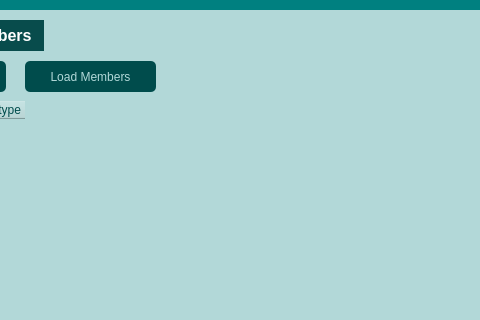
The window that mainwindow.ui (schwei322/CS1C-Project2) describes before a commit, drawn with Qt 5; both pictures show x 405 to 885 and y 0 to 320 of the 1280 by 800 pixel window.
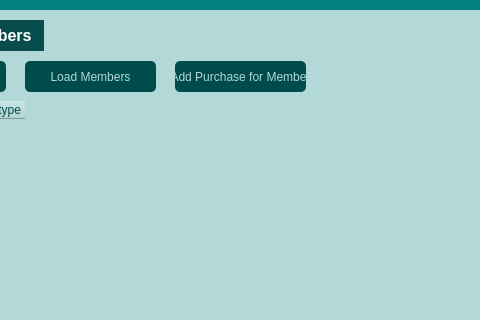
The same window after the commit.

Commit message: Add Purchase Functionality Created

The edit to the form file:
```diff
--- a/mainwindow.ui
+++ b/mainwindow.ui
@@ -765,6 +765,32 @@
          <string>Delete Member</string>
         </property>
        </widget>
+       <widget class="QPushButton" name="btn_addPurchase">
+        <property name="geometry">
+         <rect>
+          <x>450</x>
+          <y>10</y>
+          <width>131</width>
+          <height>31</height>
+         </rect>
+        </property>
+        <property name="styleSheet">
+         <string notr="true">QPushButton {
+        border: none;
+        background-color: rgb(0, 76, 76);
+        color: rgb(178, 216, 216);
+}
+
+QPushButton:hover {
+        border: none;
+        background-color: rgb(0, 128, 128);
+        color: rgb(178, 216, 216);
+}</string>
+        </property>
+        <property name="text">
+         <string>Add Purchase for Member</string>
+        </property>
+       </widget>
       </widget>
      </widget>
     </widget>
```
The commit also changes 10 other files.
